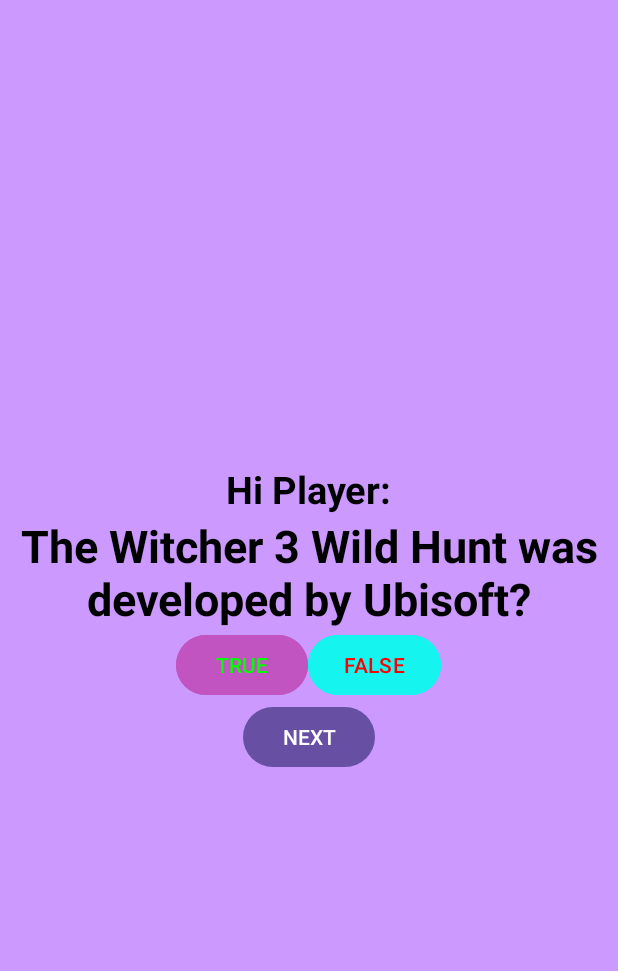
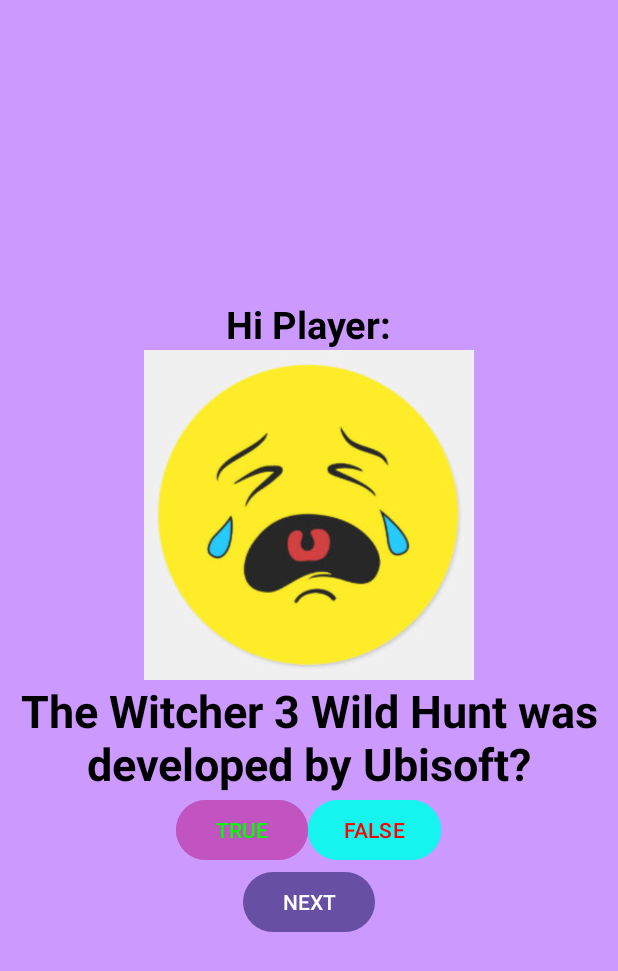
Before and after one commit to LCh-Salgado/LilianaCh, an Android app: the MainActivity screen opened directly, with no data from a screen before it, after a tap on "TRUE", on a phone screen of 412 x 824 dp. Shown: the top 971 px of the screen. Run offline under Robolectric (Android 15) with nearby library versions, the phone set to English and light mode, and no system bars.

Commit message:
add picture if you get a right or wrong answer an show it

```diff
--- a/app/src/main/java/com/example/piquizapplch/HighScoreActivity.java
+++ b/app/src/main/java/com/example/piquizapplch/HighScoreActivity.java
@@ -18,6 +18,7 @@ import com.google.firebase.database.FirebaseDatabase;
 import com.google.firebase.database.ValueEventListener;
 
 import java.util.ArrayList;
+import java.util.Collections;
 
 public class HighScoreActivity extends AppCompatActivity {
 
@@ -100,6 +101,9 @@ public class HighScoreActivity extends AppCompatActivity {
                     Log.d(TAG, "Value is: " + myHighScore.getName());
                     players.add(myHighScore);
                 }
+
+                Collections.sort(players);
+
                 if(players.size()>0){
                     playerHighScore1 = players.get(0);
                     player1 = playerHighScore1.getName();
@@ -138,6 +142,7 @@ public class HighScoreActivity extends AppCompatActivity {
             public void onCancelled(DatabaseError error) {
                 // Failed to read value
                 Log.w(TAG, "Failed to read value.", error.toException());
+
             }
         });
 
--- a/app/src/main/java/com/example/piquizapplch/MainActivity.java
+++ b/app/src/main/java/com/example/piquizapplch/MainActivity.java
@@ -5,6 +5,7 @@ import android.content.SharedPreferences;
 import android.os.Bundle;
 import android.view.View;
 import android.widget.Button;
+import android.widget.ImageView;
 import android.widget.TextView;
 import android.widget.Toast;
 
@@ -22,8 +23,6 @@ public class MainActivity extends AppCompatActivity {
     private final String NAME_KEY = "NAME";
     String initialName;
 
-
-
     TextView hiPlayerTV;
     TextView questionTV;
     Button trueBTN, falseBTN, nextBTN;
@@ -34,6 +33,8 @@ public class MainActivity extends AppCompatActivity {
     Question q1, q2, q3, q4, q5, q6, q7, q8, q9, q10, currentQ;
     Question[] questions;
     int currentIndex;
+
+    ImageView FaceIV;
 
 
     @Override
@@ -66,18 +67,22 @@ public class MainActivity extends AppCompatActivity {
         trueBTN = findViewById(R.id.trueBTN);
         falseBTN = findViewById(R.id.falseBTN);
         nextBTN = findViewById(R.id.nextBTN);
+        FaceIV = (ImageView)findViewById(R.id.sadFImageV);
+
 
         trueBTN.setOnClickListener(new View.OnClickListener() {
             @Override
             public void onClick(View view) {
+                FaceIV.setVisibility(View.VISIBLE);
                 if(currentQ.getCorrAns()==true)   {
                     toastMsg = getString(R.string.rightToastMsg);
+                    FaceIV.setImageResource(R.drawable.happyface);
                     score++;
 
                 }
                 else {
                     toastMsg = getString(R.string.wrongToastMsg);
-
+                    FaceIV.setImageResource(R.drawable.sadface);
                 }
                 duration =  Toast.LENGTH_SHORT;
                 myToast = Toast.makeText(MainActivity.this, toastMsg, duration);
@@ -89,12 +94,15 @@ public class MainActivity extends AppCompatActivity {
         falseBTN.setOnClickListener(new View.OnClickListener() {
             @Override
             public void onClick(View view) {
+                FaceIV.setVisibility(View.VISIBLE);
                 if(currentQ.getCorrAns()==false) {
                     toastMsg = getString(R.string.rightToastMsg);
+                    FaceIV.setImageResource(R.drawable.happyface);
                     score++;
                 }
                 else {
                     toastMsg = getString(R.string.wrongToastMsg);
+                    FaceIV.setImageResource(R.drawable.sadface);
                 }
                 duration =  Toast.LENGTH_SHORT;
                 myToast = Toast.makeText(MainActivity.this, toastMsg, duration);
@@ -113,6 +121,8 @@ public class MainActivity extends AppCompatActivity {
 
                 }
                 else {
+                    FaceIV.setVisibility(View.INVISIBLE);
+
                     currentIndex++;
                     currentQ = questions[currentIndex];
                     questionTV.setText(currentQ.getQText());
--- a/app/src/main/res/layout/activity_main.xml
+++ b/app/src/main/res/layout/activity_main.xml
@@ -22,8 +22,16 @@
         android:textSize="25sp"
         android:textStyle="bold" />
 
+
     </LinearLayout>
 
+    <ImageView
+        android:layout_width="230dp"
+        android:layout_height="220dp"
+        android:layout_gravity="center"
+        android:id="@+id/sadFImageV"
+        android:visibility="invisible"
+        android:src="@drawable/sadface"/>
 
     <TextView
         android:id="@+id/questionTV"
```
Also changed, not shown: app/src/main/java/com/example/piquizapplch/HighScoreEntry.java (+7 -1 lines), app/src/main/res/drawable/happyface.jpg (added), app/src/main/res/drawable/sadface.jpg (added).
